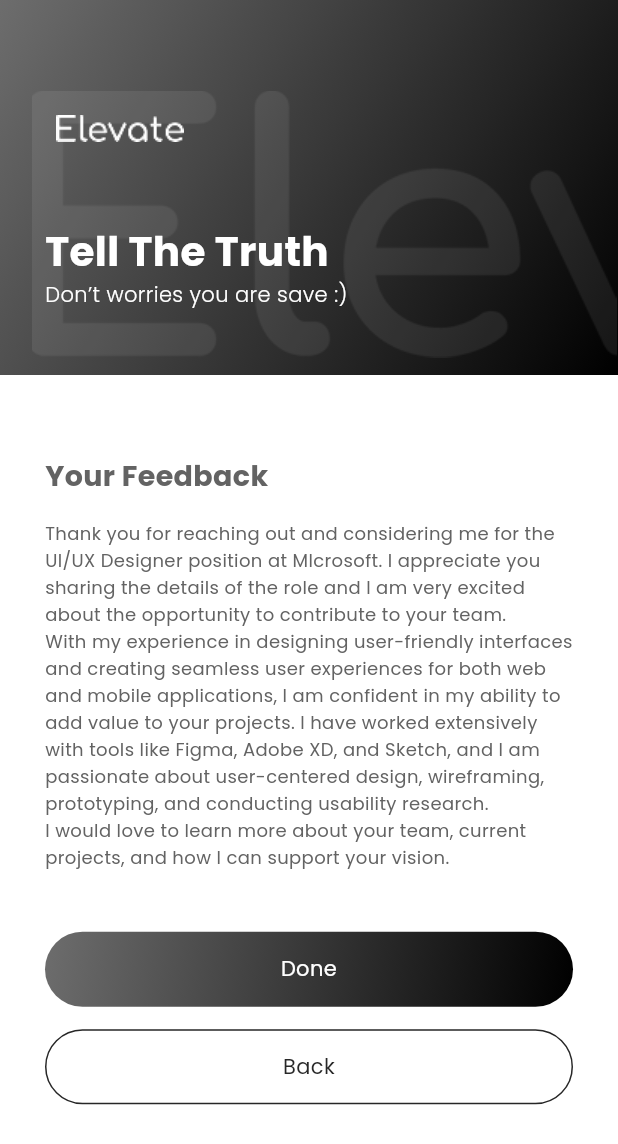
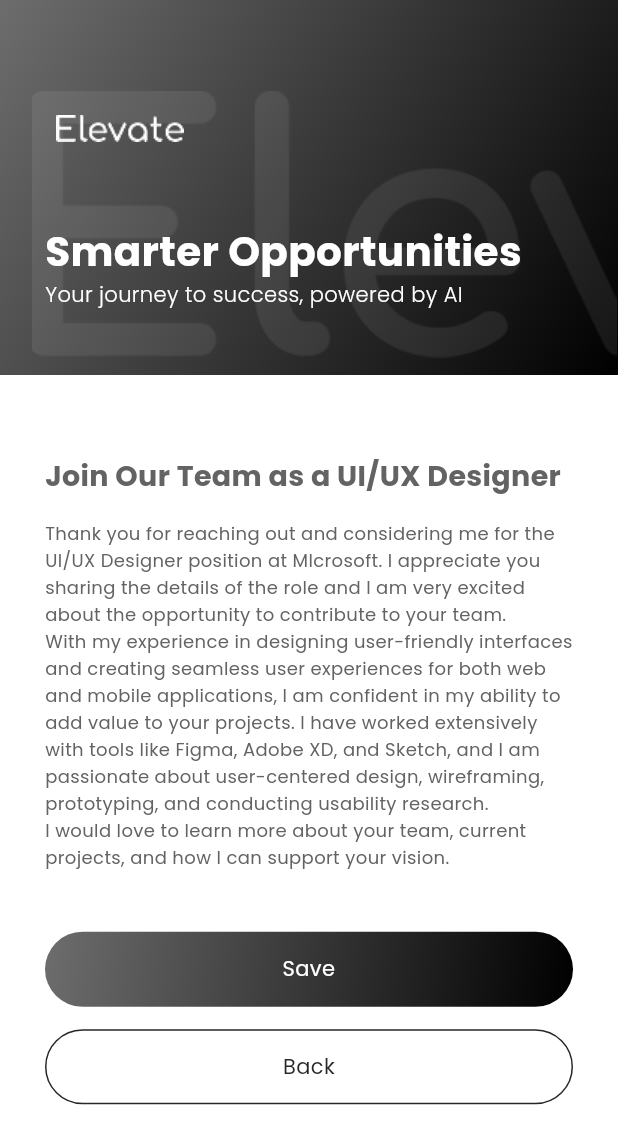
Before and after one commit to se-ahtisham/Elevate-App, a Flutter app: the screen it shows after launch, on a phone screen of 412 x 824 dp. Shown: the top 1144 px of the screen. Run offline on Flutter 3.47's test engine with Material 3 defaults, Android fonts, the phone set to English and light mode, and no system bars; our stand-ins replace google_fonts.

Commit message:
Code done

```diff
--- /dev/null
+++ b/lib/Pages/User_Screens/Job_Seeker_Screens/Job_Screens/user_cold_email.dart
@@ -0,0 +1,85 @@
+import 'package:elevate_app/Custom_Widgets/Buttons/text_button_gradient.dart';
+import 'package:elevate_app/Custom_Widgets/Buttons/texxt_button.dart';
+import 'package:elevate_app/Custom_Widgets/Header/elevate_header.dart';
+import 'package:elevate_app/Custom_Widgets/Text/custom_text.dart';
+import 'package:elevate_app/Resources/Colors/Solid_Colors/solid_colors.dart';
+import 'package:flutter/material.dart';
+import 'package:flutter/services.dart';
+
+class UserColdEmail extends StatelessWidget {
+  const UserColdEmail({super.key});
+
+  @override
+  Widget build(BuildContext context) {
+    return Scaffold(
+      backgroundColor: ElevateColor.white,
+      extendBodyBehindAppBar: true,
+      body: AnnotatedRegion<SystemUiOverlayStyle>(
+        value: SystemUiOverlayStyle.light,
+        child: Column(
+          crossAxisAlignment: CrossAxisAlignment.start,
+          children: [
+            ElevateHeader(
+              title: "Smarter Opportunities",
+              subTitle: "Your journey to success, powered by AI",
+            ),
+            SizedBox(height: 10),
+            Padding(
+              padding: const EdgeInsets.symmetric(horizontal: 30.0),
+              child: Column(
+                crossAxisAlignment: CrossAxisAlignment.start,
+                children: [
+                  SizedBox(height: 20),
+                  CustomText(
+                    text: "Join Our Team as a UI/UX Designer",
+                    fontSize: 19,
+                    color: const Color.fromARGB(255, 99, 99, 99),
+                    fontWeight: FontWeight.w700,
+                    textAlign: TextAlign.left,
+                    maxLines: 2,
+                    lineHeight: 1,
+                    overflow: TextOverflow.ellipsis,
+                  ),
+                  SizedBox(height: 20),
+                  CustomText(
+                    text:
+                        """Thank you for reaching out and considering me for the UI/UX Designer position at MIcrosoft. I appreciate you sharing the details of the role and I am very excited about the opportunity to contribute to your team.
+With my experience in designing user-friendly interfaces and creating seamless user experiences for both web and mobile applications, I am confident in my ability to add value to your projects. I have worked extensively with tools like Figma, Adobe XD, and Sketch, and I am passionate about user-centered design, wireframing, prototyping, and conducting usability research.
+I would love to learn more about your team, current projects, and how I can support your vision.""",
+                    fontSize: 12,
+                    color: const Color.fromARGB(255, 99, 99, 99),
+                    fontWeight: FontWeight.w400,
+                    textAlign: TextAlign.left,
+                    lineHeight: 1.5,
+                  ),
+                  SizedBox(height: 40),
+                  TextButtonGradient(
+                    text: "Save",
+                    height: 50,
+                    textSize: 14,
+                    textWeight: FontWeight.w400,
+                    borderRadius: 50,
+                    onTap: null,
+                  ),
+                  SizedBox(height: 15),
+                  TexxtButton(
+                    text: "Back",
+                    height: 50,
+                    textSize: 14,
+                    textColor: ElevateColor.gray,
+                    textWeight: FontWeight.w400,
+                    borderRadius: 50,
+                    backgroundColor: Colors.transparent,
+                    borderColor: ElevateColor.gray,
+                    borderWidth: 1,
+                    onTap: null,
+                  ),
+                ],
+              ),
+            ),
+          ],
+        ),
+      ),
+    );
+  }
+}
--- a/lib/main.dart
+++ b/lib/main.dart
@@ -1,5 +1,6 @@
 
 import 'package:elevate_app/Custom_Widgets/User_Widgets/user_post_new.dart';
+import 'package:elevate_app/Pages/User_Screens/Job_Seeker_Screens/Job_Screens/user_cold_email.dart';
 import 'package:elevate_app/Pages/User_Screens/Job_Seeker_Screens/Job_Screens/user_rating_company.dart';
 import 'package:elevate_app/Pages/User_Screens/Job_Seeker_Screens/Testing_Screens/experience_coding.dart';
 import 'package:elevate_app/Pages/User_Screens/Job_Seeker_Screens/Testing_Screens/hard_coding.dart';
@@ -28,7 +29,7 @@ class MyApp extends StatelessWidget {
   Widget build(BuildContext context) {
     return const MaterialApp(
       debugShowCheckedModeBanner: false,
-      home: UserRatingCompany(),
+      home: UserColdEmail(),
     );
   }
 }
```
